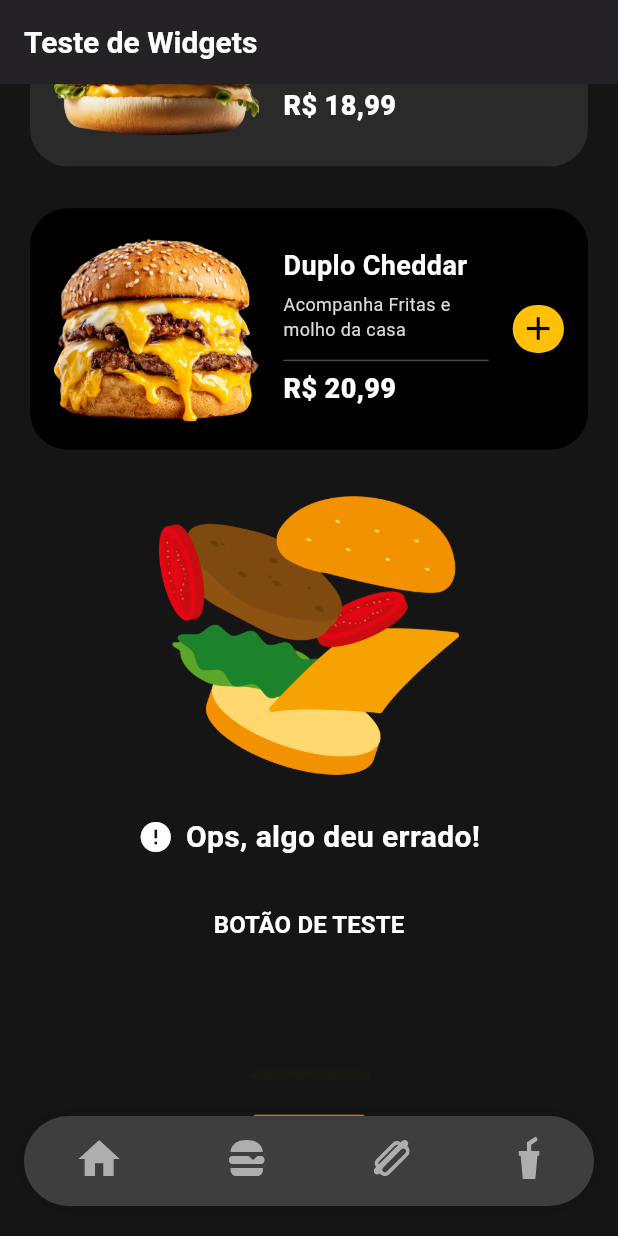
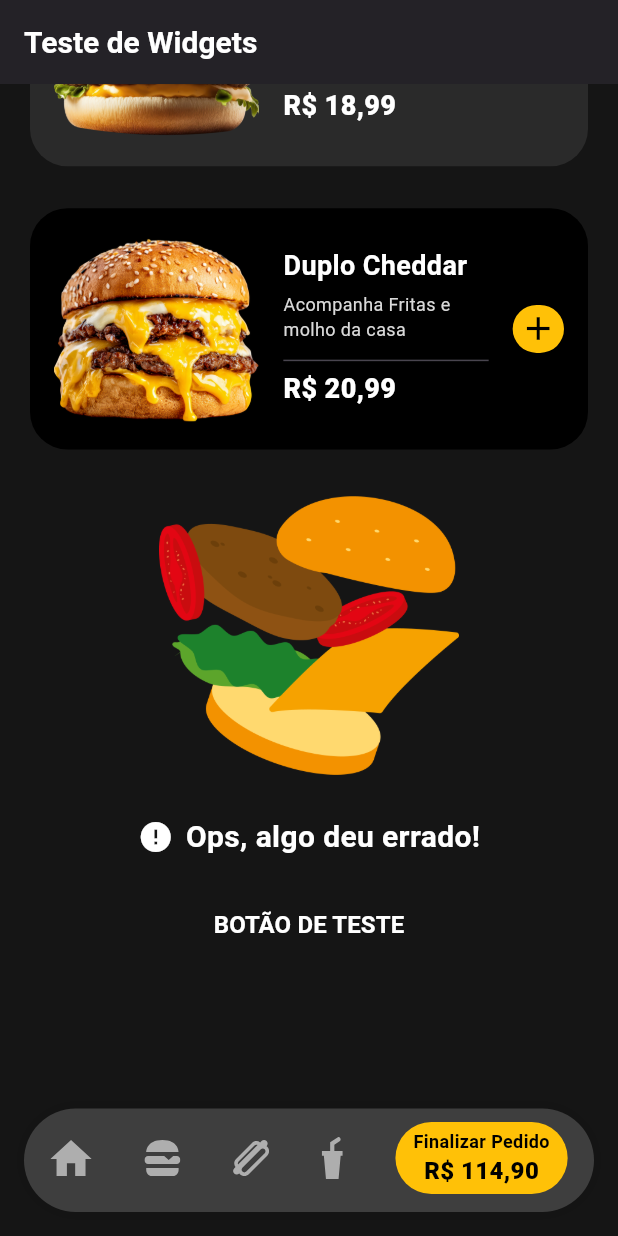
Before and after one commit to thiagoRcosta/lanche_ja, a Flutter app: the screen it shows after launch, scrolled down 196 dp, on a phone screen of 412 x 824 dp. Run offline on Flutter 3.47's test engine with Material 3 defaults, Android fonts, the phone set to English and light mode, and no system bars; our stand-ins replace flutter_svg.

Commit message:
implementação do botão de checkout

```diff
--- a/lib/app/app.dart
+++ b/lib/app/app.dart
@@ -1,16 +1,16 @@
 import 'package:flutter/material.dart';
 import 'package:lanche_ja/app/features/product/viewmodels/product_view_model.dart';
-import 'package:lanche_ja/app/shared/widgets/menu/app_menu.dart';
+import 'package:lanche_ja/app/shared/widgets/menu/menu.dart';
 import 'package:provider/provider.dart';
 
 import 'package:lanche_ja/app/core/theme/app_theme.dart';
 
-import 'package:lanche_ja/app/shared/widgets/app_button.dart';
-import 'package:lanche_ja/app/shared/widgets/app_error.dart';
+import 'package:lanche_ja/app/shared/widgets/button.dart';
+import 'package:lanche_ja/app/shared/widgets/error.dart';
 import 'package:lanche_ja/app/shared/widgets/app_text_button.dart';
 import 'package:lanche_ja/app/shared/widgets/app_loading.dart';
 
-import 'package:lanche_ja/app/features/product/widgets/app_product_card_list.dart';
+import 'package:lanche_ja/app/features/product/widgets/product_card_list.dart';
 
 class App extends StatelessWidget {
   const App({super.key});
@@ -44,7 +44,7 @@ class App extends StatelessWidget {
                     bottom: 64.0,
                   ),
                   children: [
-                    AppButton(
+                    Button(
                       onPressed: () {},
                       icon: Icons.shopping_cart,
                       text: 'Teste',
@@ -52,7 +52,7 @@ class App extends StatelessWidget {
 
                     const SizedBox(height: 20),
 
-                    const AppProductCardList(
+                    const ProductCardList(
                       image: 'assets/images/x_salada.png',
                       title: 'X-Salada',
                       description: 'Acompanha Fritas e molho da casa',
@@ -61,7 +61,7 @@ class App extends StatelessWidget {
 
                     const SizedBox(height: 20),
 
-                    const AppProductCardList(
+                    const ProductCardList(
                       image: 'assets/images/cheddar.png',
                       title: 'Duplo Cheddar',
                       description: 'Acompanha Fritas e molho da casa',
@@ -71,7 +71,7 @@ class App extends StatelessWidget {
 
                     const SizedBox(height: 20),
 
-                    const AppErrorWidget(
+                    const Error(
                       message: 'Ops, algo deu errado!',
                     ),
 
@@ -91,8 +91,8 @@ class App extends StatelessWidget {
               const Positioned(
                 left: 0,
                 right: 0,
-                bottom: 20,
-                child: AppMenu(),
+                bottom: 16,
+                child: Menu(),
               ),
             ],
           ),
--- /dev/null
+++ b/lib/app/features/product/widgets/checkout_button.dart
@@ -0,0 +1,42 @@
+import 'package:flutter/material.dart';
+import 'package:lanche_ja/app/core/theme/app_colors.dart';
+import 'package:lanche_ja/app/core/theme/app_text_styles.dart';
+
+class CheckoutButton extends StatelessWidget {
+  const CheckoutButton({super.key});
+
+  @override
+  Widget build(BuildContext context) {
+    return Material(
+      color: AppColors.primary,
+      borderRadius: BorderRadius.circular(30),
+      child: InkWell(
+        highlightColor: AppColors.primaryDisabled,
+        onTap: () {},
+        borderRadius: BorderRadius.circular(30),
+        child: Padding(
+          padding: const EdgeInsets.symmetric(horizontal: 12, vertical: 4),
+          child: Column(
+            mainAxisSize: MainAxisSize.min,
+            children: [
+              Text(
+                'Finalizar Pedido',
+                style: AppTextStyles.bodySmall.copyWith(
+                  color: AppColors.black,
+                  fontWeight: .w600,
+                ),
+              ),
+              Text(
+                'R\$ 114,90',
+                style: AppTextStyles.bodyLarge.copyWith(
+                  color: AppColors.black,
+                  fontWeight: .w800,
+                ),
+              ),
+            ],
+          ),
+        ),
+      ),
+    );
+  }
+}
--- a/lib/app/features/product/widgets/app_product_card_list.dart
+++ b/lib/app/features/product/widgets/product_card_list.dart
@@ -6,14 +6,14 @@ import 'package:provider/provider.dart';
 import 'package:lanche_ja/app/core/theme/app_text_styles.dart';
 import 'package:lanche_ja/app/features/product/widgets/add_to_cart_component_vertical.dart';
 
-class AppProductCardList extends StatelessWidget {
+class ProductCardList extends StatelessWidget {
   final String image;
   final String title;
   final String? description;
   final double price;
   final bool? backgroundSwitch;
 
-  const AppProductCardList({
+  const ProductCardList({
     super.key,
     required this.image,
     required this.title,
--- a/lib/app/shared/widgets/app_button.dart
+++ b/lib/app/shared/widgets/button.dart
@@ -2,7 +2,7 @@ import 'package:flutter/material.dart';
 import 'package:lanche_ja/app/core/theme/app_colors.dart';
 import 'package:lanche_ja/app/core/theme/app_text_styles.dart';
 
-class AppButton extends StatelessWidget {
+class Button extends StatelessWidget {
   final VoidCallback onPressed;
   final String text;
   final IconData? icon;
@@ -10,7 +10,7 @@ class AppButton extends StatelessWidget {
   final Size? size;
   final ButtonStyle? style;
 
-  const AppButton({
+  const Button({
     super.key,
     required this.onPressed,
     required this.text,
--- a/lib/app/shared/widgets/app_error.dart
+++ b/lib/app/shared/widgets/error.dart
@@ -1,11 +1,11 @@
 import 'package:flutter/material.dart';
 import 'package:lanche_ja/app/core/theme/app_text_styles.dart';
 
-class AppErrorWidget extends StatelessWidget {
+class Error extends StatelessWidget {
   final String message;
   final double? imageSize;
 
-  const AppErrorWidget({
+  const Error({
     super.key,
     required this.message,
     this.imageSize,
--- a/lib/app/shared/widgets/menu/app_menu.dart
+++ /dev/null
@@ -1,66 +0,0 @@
-import 'package:flutter/material.dart';
-import 'package:flutter_svg/svg.dart';
-import 'package:lanche_ja/app/core/theme/app_colors.dart';
-import 'package:lanche_ja/app/core/theme/app_theme_extension.dart';
-
-class AppMenu extends StatelessWidget {
-  const AppMenu({super.key});
-
-  @override
-  Widget build(BuildContext context) {
-    final menu = Theme.of(context).extension<AppThemeExtension>()!.menu;
-    return Container(
-      padding: const EdgeInsets.only(top: 14, bottom: 18),
-      decoration: BoxDecoration(
-        color: menu.background,
-        borderRadius: BorderRadius.circular(30),
-        boxShadow: [
-          BoxShadow(
-            color: AppColors.black.withAlpha(30),
-            blurRadius: 10,
-          ),
-        ],
-      ),
-      margin: const EdgeInsets.symmetric(
-        horizontal: 16,
-      ),
-      child: Row(
-        mainAxisAlignment: MainAxisAlignment.spaceAround,
-        children: [
-          SvgPicture.asset(
-            'assets/icons/home.svg',
-            height: 24,
-            colorFilter: ColorFilter.mode(
-              menu.icon,
-              BlendMode.srcIn,
-            ),
-          ),
-          SvgPicture.asset(
-            'assets/icons/burger.svg',
-            height: 24,
-            colorFilter: ColorFilter.mode(
-              menu.icon,
-              BlendMode.srcIn,
-            ),
-          ),
-          SvgPicture.asset(
-            'assets/icons/hot_dog.svg',
-            height: 24,
-            colorFilter: ColorFilter.mode(
-              menu.icon,
-              BlendMode.srcIn,
-            ),
-          ),
-          SvgPicture.asset(
-            'assets/icons/drink.svg',
-            height: 28,
-            colorFilter: ColorFilter.mode(
-              menu.icon,
-              BlendMode.srcIn,
-            ),
-          ),
-        ],
-      ),
-    );
-  }
-}
--- /dev/null
+++ b/lib/app/shared/widgets/menu/menu.dart
@@ -0,0 +1,63 @@
+import 'package:flutter/material.dart';
+import 'package:flutter_svg/svg.dart';
+import 'package:lanche_ja/app/core/theme/app_colors.dart';
+import 'package:lanche_ja/app/core/theme/app_theme_extension.dart';
+import 'package:lanche_ja/app/features/product/widgets/checkout_button.dart';
+
+class Menu extends StatelessWidget {
+  final bool? cartActive;
+  const Menu({super.key, this.cartActive = true});
+
+  @override
+  Widget build(BuildContext context) {
+    final menu = Theme.of(context).extension<AppThemeExtension>()!.menu;
+
+    final List<Widget> items = [
+      SvgPicture.asset(
+        'assets/icons/home.svg',
+        height: 24,
+        colorFilter: ColorFilter.mode(menu.icon, BlendMode.srcIn),
+      ),
+      SvgPicture.asset(
+        'assets/icons/burger.svg',
+        height: 24,
+        colorFilter: ColorFilter.mode(menu.icon, BlendMode.srcIn),
+      ),
+      SvgPicture.asset(
+        'assets/icons/hot_dog.svg',
+        height: 24,
+        colorFilter: ColorFilter.mode(menu.icon, BlendMode.srcIn),
+      ),
+      SvgPicture.asset(
+        'assets/icons/drink.svg',
+        height: 28,
+        colorFilter: ColorFilter.mode(menu.icon, BlendMode.srcIn),
+      ),
+    ];
+
+    if (cartActive == true) {
+      items.add(
+        CheckoutButton(),
+      );
+    }
+
+    return Container(
+      padding: const EdgeInsets.only(top: 9, bottom: 12),
+      margin: const EdgeInsets.symmetric(horizontal: 16),
+      decoration: BoxDecoration(
+        color: menu.background,
+        borderRadius: BorderRadius.circular(60),
+        boxShadow: [
+          BoxShadow(
+            color: AppColors.black.withAlpha(30),
+            blurRadius: 10,
+          ),
+        ],
+      ),
+      child: Row(
+        mainAxisAlignment: MainAxisAlignment.spaceAround,
+        children: items,
+      ),
+    );
+  }
+}
```
